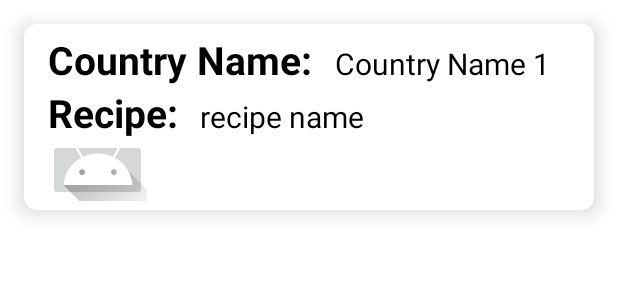
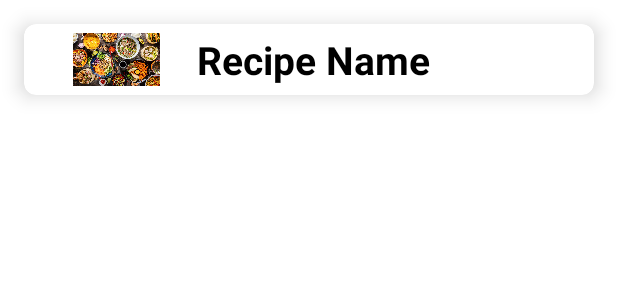
Before and after one commit to wkembel1563/Flavors_Recipe_App, an Android app: the layout data_item.xml on its own in the app's theme, with its tools: preview values and no code run, on a phone screen of 412 x 824 dp. Shown: the top 300 px of the screen. Run offline under Robolectric (Android 15) with nearby library versions, the phone set to English and light mode, and no system bars.

Commit message:
added image to recycler view removed country name from RV fixed issue with preptime not displaying

```diff
--- a/app/src/main/java/com/example/flavors_prototype/DataActivity.kt
+++ b/app/src/main/java/com/example/flavors_prototype/DataActivity.kt
@@ -3,6 +3,7 @@ package com.example.flavors_prototype
 import android.content.Intent
 import androidx.appcompat.app.AppCompatActivity
 import android.os.Bundle
+import android.util.Log
 import androidx.recyclerview.widget.LinearLayoutManager
 import androidx.recyclerview.widget.RecyclerView
 import com.google.firebase.database.*
--- a/app/src/main/java/com/example/flavors_prototype/DishViewActivity.kt
+++ b/app/src/main/java/com/example/flavors_prototype/DishViewActivity.kt
@@ -1,6 +1,7 @@
 package com.example.flavors_prototype
 
 import android.os.Bundle
+import android.util.Log
 import android.widget.ImageButton
 import android.widget.TextView
 import androidx.appcompat.app.AppCompatActivity
@@ -30,7 +31,7 @@ class DishViewActivity : AppCompatActivity(){
         val dataCountry = bundle!!.getString("dish_Place")
         val dataRecipe = bundle.getString("dish_Recipe")
         val dataCookTime = bundle.getString("dish_CookTime")
-        val dataPrepTime = bundle.getString("data_PrepTime")
+        val dataPrepTime = bundle.getString("dish_PrepTime")
         val dataInstructions = bundle.getString("dish_Instructions")
         val dataIngredients = bundle.getString("dish_Ingredients")
 
--- a/app/src/main/java/com/example/flavors_prototype/MyAdapter.kt
+++ b/app/src/main/java/com/example/flavors_prototype/MyAdapter.kt
@@ -12,6 +12,8 @@ class MyAdapter(
     private val dataList : ArrayList<Recipe>,
     ) : RecyclerView.Adapter<MyAdapter.MyViewHolder>() {
 
+
+    // SET UP CLICK LISTENER FOR CARDS
     private lateinit var mListener : OnItemClickListener
 
     // any class that implements OnItemClickListener
@@ -20,11 +22,9 @@ class MyAdapter(
         // pass the position of the item clicked to method
         fun onItemClick(position: Int)
     }
-
     fun setOnItemClickListener(listener: OnItemClickListener){
         mListener = listener
     }
-
     override fun onCreateViewHolder(parent: ViewGroup, viewType: Int): MyViewHolder {
 
         //layout inflater using the layout from data_item.xml
@@ -34,14 +34,14 @@ class MyAdapter(
 
     }
 
-    //will store data from each node in currentitem, and populates each card item with text from given place
+    // will store data from each node in currentItem, and populates each card item with text from given place
     // this method is called everytime a card scrolls onto screen
     override fun onBindViewHolder(holder: MyViewHolder, position: Int) {
 
-        val currentitem = dataList[position]
+        val currentItem = dataList[position]
 
-        holder.nameOfPlace.text = currentitem.Place
-        holder.Recipe.text = currentitem.Recipe
+        //holder.nameOfPlace.text = currentItem.Place
+        holder.Recipe.text = currentItem.Recipe
 
     }
 
@@ -53,7 +53,7 @@ class MyAdapter(
     // setting the clickListener for the recycler view card in here as well
     class MyViewHolder(itemView : View, listener: OnItemClickListener) : RecyclerView.ViewHolder(itemView){
 
-        val nameOfPlace : TextView = itemView.findViewById(R.id.tvnameOfPlace)
+        //val nameOfPlace : TextView = itemView.findViewById(R.id.tvnameOfPlace)
         val Recipe : TextView = itemView.findViewById(R.id.tvrecipe)
 
         // set a clickListener on itemview to activate DishView after
--- a/app/src/main/res/layout/data_item.xml
+++ b/app/src/main/res/layout/data_item.xml
@@ -14,30 +14,30 @@
         android:layout_marginStart="16dp"
         android:orientation="vertical">
 
-        <LinearLayout
-            android:layout_width="wrap_content"
-            android:layout_height="wrap_content"
-            android:layout_gravity="center_vertical"
-            android:orientation="horizontal">
+<!--        <LinearLayout-->
+<!--            android:layout_width="wrap_content"-->
+<!--            android:layout_height="wrap_content"-->
+<!--            android:layout_gravity="center_vertical"-->
+<!--            android:orientation="horizontal">-->
 
-            <TextView
-                android:layout_width="wrap_content"
-                android:layout_height="wrap_content"
-                android:text="Country Name: "
-                android:textColor="@color/black"
-                android:textSize="26sp"
-                android:textStyle="bold" />
+<!--            <TextView-->
+<!--                android:layout_width="wrap_content"-->
+<!--                android:layout_height="wrap_content"-->
+<!--                android:text="Country Name: "-->
+<!--                android:textColor="@color/black"-->
+<!--                android:textSize="26sp"-->
+<!--                android:textStyle="bold" />-->
 
-            <TextView
-                android:id="@+id/tvnameOfPlace"
-                android:layout_width="wrap_content"
-                android:layout_height="wrap_content"
-                android:layout_marginStart="8dp"
-                android:text="Country Name 1"
-                android:textColor="@color/black"
-                android:textSize="20sp" />
+<!--            <TextView-->
+<!--                android:id="@+id/tvnameOfPlace"-->
+<!--                android:layout_width="wrap_content"-->
+<!--                android:layout_height="wrap_content"-->
+<!--                android:layout_marginStart="8dp"-->
+<!--                android:text="Country Name 1"-->
+<!--                android:textColor="@color/black"-->
+<!--                android:textSize="20sp" />-->
 
-        </LinearLayout>
+<!--        </LinearLayout>-->
 
         <LinearLayout
             android:layout_width="wrap_content"
@@ -45,22 +45,30 @@
             android:layout_gravity="center_vertical"
             android:orientation="horizontal">
 
-            <TextView
-                android:layout_width="wrap_content"
-                android:layout_height="wrap_content"
-                android:text="Recipe: "
-                android:textColor="@color/black"
-                android:textSize="26sp"
-                android:textStyle="bold" />
+<!--            <TextView-->
+<!--                android:layout_width="wrap_content"-->
+<!--                android:layout_height="wrap_content"-->
+<!--                android:text="Recipe: "-->
+<!--                android:textColor="@color/black"-->
+<!--                android:textSize="26sp"-->
+<!--                android:textStyle="bold" />-->
+
+            <ImageView
+                android:id="@+id/recipeListImage"
+                android:layout_width="91dp"
+                android:layout_height="match_parent"
+                android:layout_weight="1"
+                app:srcCompat="@drawable/world_food" />
 
             <TextView
                 android:id="@+id/tvrecipe"
                 android:layout_width="wrap_content"
                 android:layout_height="wrap_content"
                 android:layout_marginStart="8dp"
-                android:text="recipe name"
+                android:text="Recipe Name"
                 android:textColor="@color/black"
-                android:textSize="20sp" />
+                android:textSize="26sp"
+                android:textStyle="bold"  />
 
         </LinearLayout>
 <!--        <LinearLayout-->
@@ -163,12 +171,6 @@
 
 <!--        </LinearLayout>-->
 
-        <ImageButton
-            android:id="@+id/btnViewDish"
-            android:layout_width="66dp"
-            android:layout_height="41dp"
-            app:srcCompat="@drawable/ic_launcher_foreground" />
-
 
     </LinearLayout>
 
```
